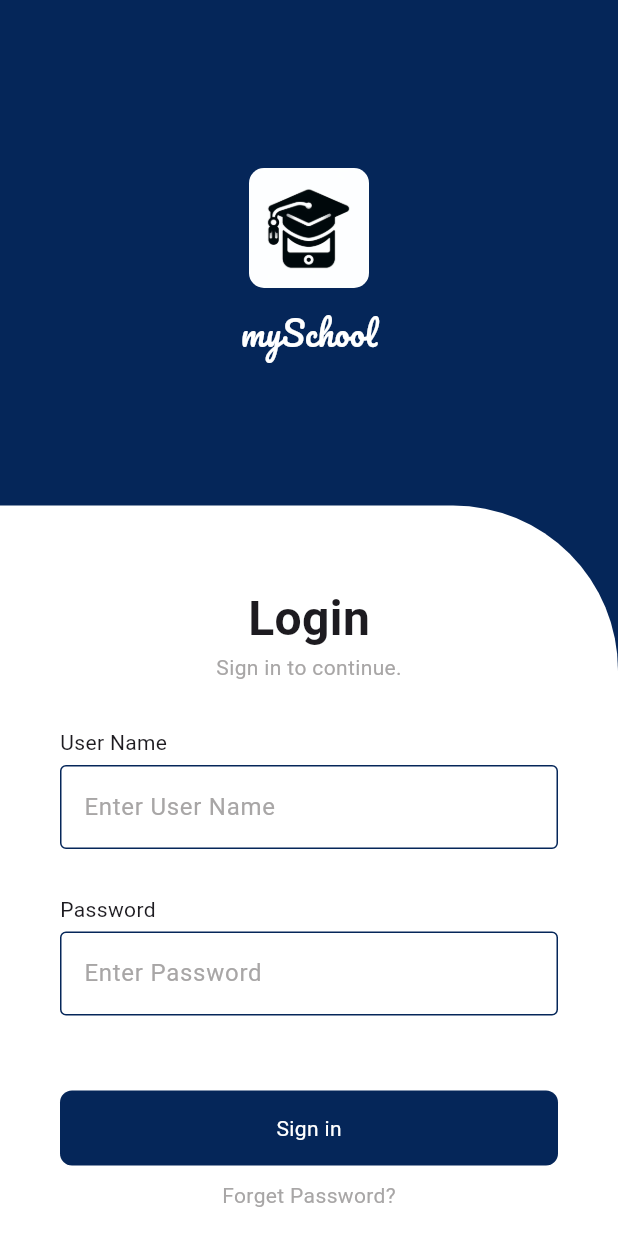
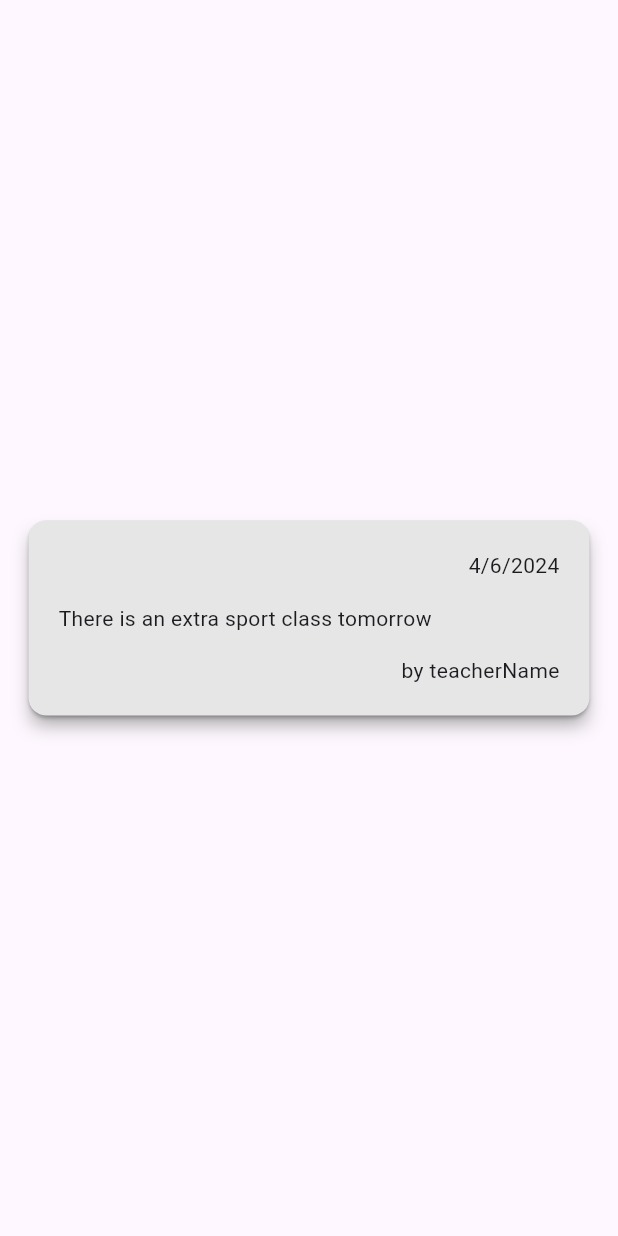
Before and after one commit to BsHeR4/myschool-Project, a Flutter app: the screen it shows after launch, on a phone screen of 412 x 824 dp. Run offline on Flutter 3.47's test engine with Material 3 defaults, Android fonts, the phone set to English and light mode, and no system bars.

```diff
--- /dev/null
+++ b/lib/components/announcment_box.dart
@@ -0,0 +1,98 @@
+import 'package:flutter/material.dart';
+
+class AnnouncmentBox extends StatelessWidget {
+  const AnnouncmentBox({super.key});
+
+  @override
+  Widget build(BuildContext context) {
+    return Center(
+      child: Padding(
+        padding: const EdgeInsets.all(15),
+        child: Container(
+          decoration: BoxDecoration(boxShadow: [
+            BoxShadow(
+                blurRadius: 10,
+                color: Colors.grey,
+                spreadRadius: -7,
+                offset: Offset(0, 8))
+          ]),
+          // constraints: BoxConstraints(
+          //     maxHeight: MediaQuery.of(context).size.height * .30),
+          child: Card(
+            color: Color(0xffE6E6E6),
+            child: SingleChildScrollView(
+              child: Padding(
+                padding: const EdgeInsets.all(20),
+                child: Column(
+                  crossAxisAlignment: CrossAxisAlignment.start,
+                  mainAxisSize: MainAxisSize.min,
+                  children: [
+                    Row(
+                      mainAxisAlignment: MainAxisAlignment.end,
+                      children: [
+                        Text('4/6/2024'),
+                      ],
+                    ),
+                    SizedBox(
+                      height: 15,
+                    ),
+                    Text('There is an extra sport class tomorrow'),
+                    SizedBox(
+                      height: 15,
+                    ),
+                    Row(
+                      mainAxisAlignment: MainAxisAlignment.end,
+                      children: [Text('by teacherName')],
+                    )
+                    // growable childrens
+                  ],
+                ),
+              ),
+            ),
+          ),
+        ),
+      ),
+    );
+  }
+}
+
+
+
+
+// Center(
+//       child: Align(
+//         alignment: Alignment.centerRight,
+//         child: Container(
+//           padding: EdgeInsets.all(15),
+//           margin: EdgeInsets.symmetric(horizontal: 16, vertical: 8),
+//           height: 120,
+//           width: double.infinity,
+//           decoration: BoxDecoration(
+//             borderRadius: BorderRadius.all(Radius.circular(20)),
+//             color: Color(0xffE6E6E6),
+//           ),
+//           child: Column(
+//             crossAxisAlignment: CrossAxisAlignment.start,
+//             children: [
+//               Row(
+//                 mainAxisAlignment: MainAxisAlignment.end,
+//                 children: [
+//                   Text('4/6/2024'),
+//                 ],
+//               ),
+//               SizedBox(
+//                 height: 15,
+//               ),
+//               Text('There is an extra sport class tomorrow .'),
+//               SizedBox(
+//                 height: 15,
+//               ),
+//               Row(
+//                 mainAxisAlignment: MainAxisAlignment.end,
+//                 children: [Text('by teacherName')],
+//               )
+//             ],
+//           ),
+//         ),
+//       ),
+//     );
--- a/lib/main.dart
+++ b/lib/main.dart
@@ -1,4 +1,5 @@
 import 'package:flutter/material.dart';
+import 'package:myschool/pages/home_page_without_announcment.dart';
 import 'package:myschool/pages/login_page.dart';
 
 void main() {
@@ -13,8 +14,9 @@ class MySchool extends StatelessWidget {
     return MaterialApp(
       routes: {
         LoginPage.id: (context) => LoginPage(),
+        HomePageWithoutAnnouncment.id:(context) => HomePageWithoutAnnouncment(),
       },
-      initialRoute: LoginPage.id,
+      initialRoute: HomePageWithoutAnnouncment.id,
     );
   }
 }
--- /dev/null
+++ b/lib/pages/home_page_without_announcment.dart
@@ -0,0 +1,14 @@
+import 'package:flutter/material.dart';
+import 'package:myschool/components/announcment_box.dart';
+
+class HomePageWithoutAnnouncment extends StatelessWidget {
+  const HomePageWithoutAnnouncment({super.key});
+  static String id = 'HomePageWithoutAnnouncment';
+  @override
+  Widget build(BuildContext context) {
+    return Scaffold(
+      body: AnnouncmentBox(),
+
+    );
+  }
+}
--- a/pubspec.yaml
+++ b/pubspec.yaml
@@ -23,11 +23,12 @@ environment:
 
 # Dependencies specify other packages that your package needs in order to work.
 # To automatically upgrade your package dependencies to the latest versions
-# consider running `flutter pub upgrade --major-versions`. Alternatively,
+# consider running `flutter pub upgrade --maj-versions`. Alternatively,
 # dependencies can be manually updated by changing the version numbers below to
 # the latest version available on pub.dev. To see which dependencies have newer
 # versions available, run `flutter pub outdated`.
 dependencies:
+  http: ^1.2.1
   flutter:
     sdk: flutter
 
```
Also changed, not shown: lib/components/subject_mark_box.dart (added, +40 -0 lines), lib/helper/api.dart (added, +83 -0 lines), lib/models/announcment_model.dart (added, +22 -0 lines), lib/models/homework_model.dart (added, +30 -0 lines), lib/models/mark_model.dart (added, +28 -0 lines), lib/models/note_model.dart (added, +25 -0 lines), lib/models/student_model.dart (added, +44 -0 lines), lib/models/subject_model.dart (added, +25 -0 lines), lib/services/student_service.dart (added), pubspec.lock.
